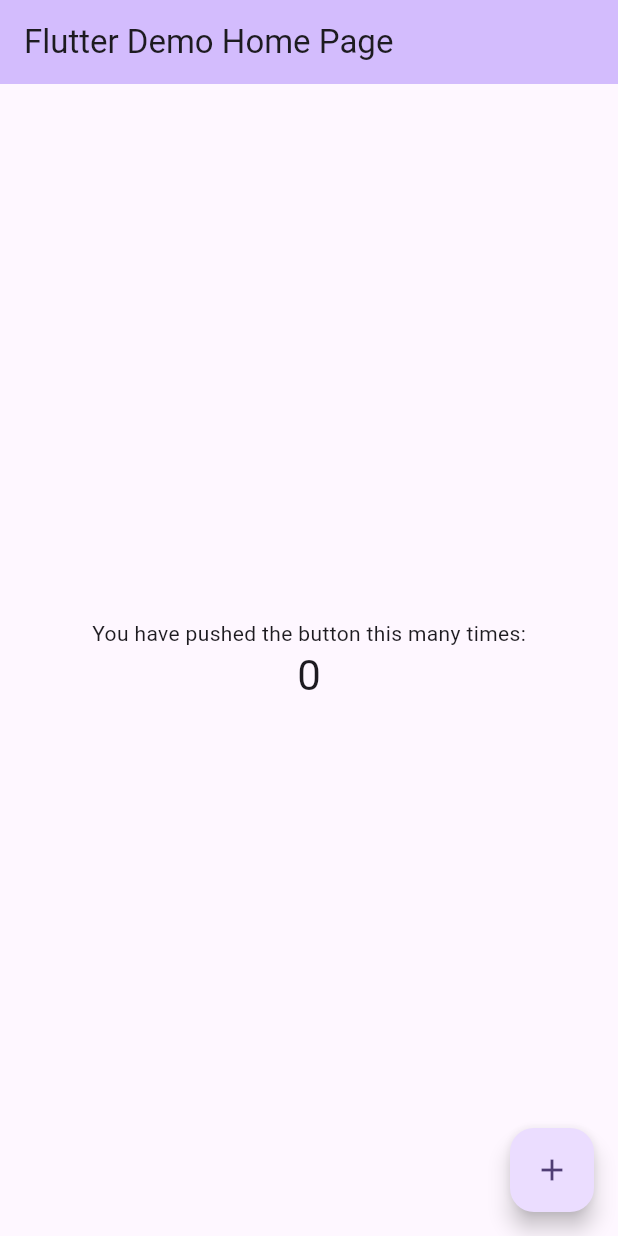
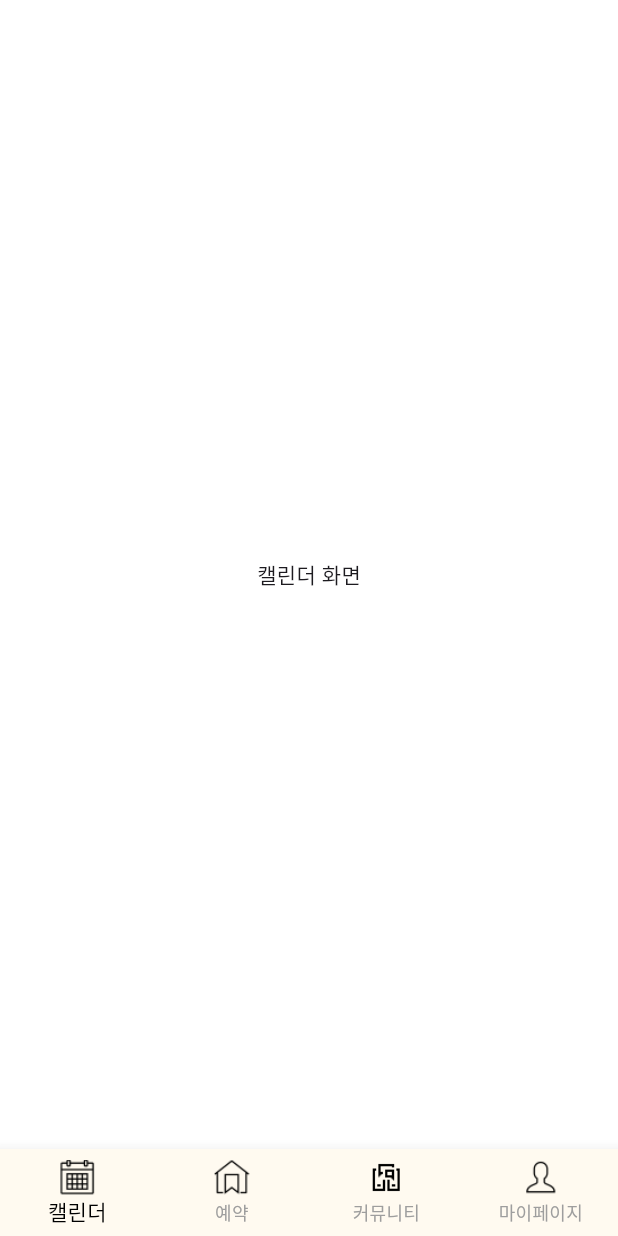
Before and after one commit to haesukiim/pet_planner, a Flutter app: the screen it shows after launch, on a phone screen of 412 x 824 dp. Run offline on Flutter 3.47's test engine with Material 3 defaults, Android fonts, the phone set to English and light mode, and no system bars.

Commit message:
하단 네비바 구현 완료

```diff
--- a/lib/main.dart
+++ b/lib/main.dart
@@ -1,4 +1,6 @@
 import 'package:flutter/material.dart';
+import 'community.dart';
+import 'navbar.dart';
 
 void main() {
   runApp(const MyApp());
@@ -7,119 +9,52 @@
 class MyApp extends StatelessWidget {
   const MyApp({super.key});
 
-  // This widget is the root of your application.
   @override
   Widget build(BuildContext context) {
     return MaterialApp(
-      title: 'Flutter Demo',
+      title: 'Flutter App',
       theme: ThemeData(
-        // This is the theme of your application.
-        //
-        // TRY THIS: Try running your application with "flutter run". You'll see
-        // the application has a purple toolbar. Then, without quitting the app,
-        // try changing the seedColor in the colorScheme below to Colors.green
-        // and then invoke "hot reload" (save your changes or press the "hot
-        // reload" button in a Flutter-supported IDE, or press "r" if you used
-        // the command line to start the app).
-        //
-        // Notice that the counter didn't reset back to zero; the application
-        // state is not lost during the reload. To reset the state, use hot
-        // restart instead.
-        //
-        // This works for code too, not just values: Most code changes can be
-        // tested with just a hot reload.
-        colorScheme: ColorScheme.fromSeed(seedColor: Colors.deepPurple),
+        scaffoldBackgroundColor: Colors.white,
         useMaterial3: true,
       ),
-      home: const MyHomePage(title: 'Flutter Demo Home Page'),
+      home: const MainScreen(),
     );
   }
 }
 
-class MyHomePage extends StatefulWidget {
-  const MyHomePage({super.key, required this.title});
-
-  // This widget is the home page of your application. It is stateful, meaning
-  // that it has a State object (defined below) that contains fields that affect
-  // how it looks.
-
-  // This class is the configuration for the state. It holds the values (in this
-  // case the title) provided by the parent (in this case the App widget) and
-  // used by the build method of the State. Fields in a Widget subclass are
-  // always marked "final".
-
-  final String title;
+class MainScreen extends StatefulWidget {
+  const MainScreen({super.key});
 
   @override
-  State<MyHomePage> createState() => _MyHomePageState();
+  State<MainScreen> createState() => _MainScreenState();
 }
 
-class _MyHomePageState extends State<MyHomePage> {
-  int _counter = 0;
+class _MainScreenState extends State<MainScreen> {
+  int _selectedIndex = 0;
 
-  void _incrementCounter() {
+  // 각 탭에 대응하는 화면 리스트
+  final List<Widget> _screens = [
+    const Center(child: Text('캘린더 화면')),
+    const Center(child: Text('예약 화면')),
+    const CommunityScreen(),
+    const Center(child: Text('마이페이지 화면'))
+  ];
+
+  // 탭이 선택되었을 때 처리
+  void _onItemTapped(int index) {
     setState(() {
-      // This call to setState tells the Flutter framework that something has
-      // changed in this State, which causes it to rerun the build method below
-      // so that the display can reflect the updated values. If we changed
-      // _counter without calling setState(), then the build method would not be
-      // called again, and so nothing would appear to happen.
-      _counter++;
+      _selectedIndex = index;
     });
   }
 
   @override
   Widget build(BuildContext context) {
-    // This method is rerun every time setState is called, for instance as done
-    // by the _incrementCounter method above.
-    //
-    // The Flutter framework has been optimized to make rerunning build methods
-    // fast, so that you can just rebuild anything that needs updating rather
-    // than having to individually change instances of widgets.
     return Scaffold(
-      appBar: AppBar(
-        // TRY THIS: Try changing the color here to a specific color (to
-        // Colors.amber, perhaps?) and trigger a hot reload to see the AppBar
-        // change color while the other colors stay the same.
-        backgroundColor: Theme.of(context).colorScheme.inversePrimary,
-        // Here we take the value from the MyHomePage object that was created by
-        // the App.build method, and use it to set our appbar title.
-        title: Text(widget.title),
+      body: _screens[_selectedIndex], // 선택된 탭에 해당하는 화면 표시
+      bottomNavigationBar: BottomNavBar(
+        selectedIndex: _selectedIndex,
+        onItemTapped: _onItemTapped,
       ),
-      body: Center(
-        // Center is a layout widget. It takes a single child and positions it
-        // in the middle of the parent.
-        child: Column(
-          // Column is also a layout widget. It takes a list of children and
-          // arranges them vertically. By default, it sizes itself to fit its
-          // children horizontally, and tries to be as tall as its parent.
-          //
-          // Column has various properties to control how it sizes itself and
-          // how it positions its children. Here we use mainAxisAlignment to
-          // center the children vertically; the main axis here is the vertical
-          // axis because Columns are vertical (the cross axis would be
-          // horizontal).
-          //
-          // TRY THIS: Invoke "debug painting" (choose the "Toggle Debug Paint"
-          // action in the IDE, or press "p" in the console), to see the
-          // wireframe for each widget.
-          mainAxisAlignment: MainAxisAlignment.center,
-          children: <Widget>[
-            const Text(
-              'You have pushed the button this many times:',
-            ),
-            Text(
-              '$_counter',
-              style: Theme.of(context).textTheme.headlineMedium,
-            ),
-          ],
-        ),
-      ),
-      floatingActionButton: FloatingActionButton(
-        onPressed: _incrementCounter,
-        tooltip: 'Increment',
-        child: const Icon(Icons.add),
-      ), // This trailing comma makes auto-formatting nicer for build methods.
     );
   }
 }
--- /dev/null
+++ b/lib/navbar.dart
@@ -0,0 +1,78 @@
+import 'package:flutter/material.dart';
+
+class BottomNavBar extends StatelessWidget {
+  final int selectedIndex;
+  final ValueChanged<int> onItemTapped;
+
+  const BottomNavBar({
+    super.key,
+    required this.selectedIndex,
+    required this.onItemTapped,
+  });
+
+  @override
+  Widget build(BuildContext context) {
+    return BottomNavigationBar(
+      items: [
+        BottomNavigationBarItem(
+          icon: Image.asset(
+            'assets/img/calendar.png',
+            width: 24,
+            height: 24,
+          ),
+          activeIcon: Image.asset(
+            'assets/img/calendar.png',
+            width: 24,
+            height: 24,
+          ),
+          label: '캘린더',
+        ),
+        BottomNavigationBarItem(
+          icon: Image.asset(
+            'assets/img/booking.png',
+            width: 24,
+            height: 24,
+          ),
+          activeIcon: Image.asset(
+            'assets/img/booking.png',
+            width: 24,
+            height: 24,
+          ),
+          label: '예약',
+        ),
+        BottomNavigationBarItem(
+          icon: Image.asset(
+            'assets/img/community.png',
+            width: 24,
+            height: 24,
+          ),
+          activeIcon: Image.asset(
+            'assets/img/community.png',
+            width: 24,
+            height: 24,
+          ),
+          label: '커뮤니티',
+        ),
+        BottomNavigationBarItem(
+          icon: Image.asset(
+            'assets/img/mypage.png',
+            width: 24,
+            height: 24,
+          ),
+          activeIcon: Image.asset(
+            'assets/img/mypage.png',
+            width: 24,
+            height: 24,
+          ),
+          label: '마이페이지',
+        ),
+      ],
+      currentIndex: selectedIndex,
+      selectedItemColor: Colors.black,
+      unselectedItemColor: Colors.grey,
+      onTap: onItemTapped,
+      type: BottomNavigationBarType.fixed,
+      backgroundColor: Color(0xFFFFFAF0), // 배경 색상 설정
+    );
+  }
+}
```
Also changed, not shown: lib/community.dart (added, +215 -0 lines), pubspec.yaml (+13 -13 lines), assets/img/booking.png (added), assets/img/calendar.png (added), assets/img/community.png (added), assets/img/mypage.png (added), 1 other file.
